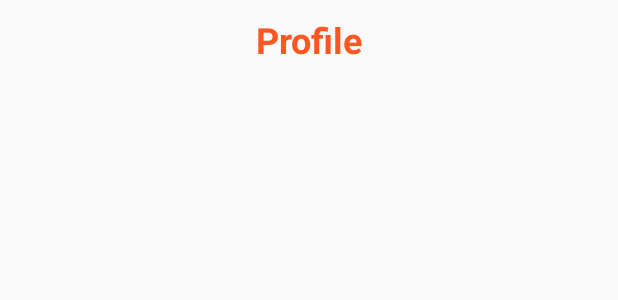
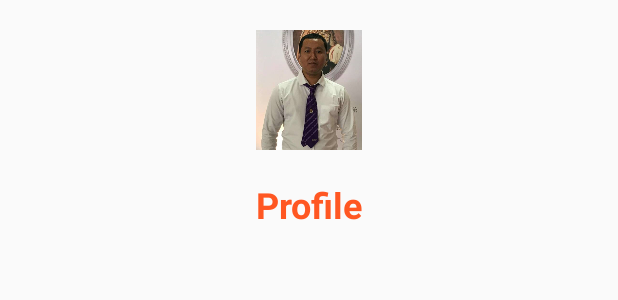
Before and after one commit to klod9288/NewLive, an Android app: the layout activity_profile.xml on its own in the app's theme, with its tools: preview values and no code run, on a phone screen of 412 x 824 dp. Shown: the top 300 px of the screen. Run offline under Robolectric (Android 15) with nearby library versions, the phone set to English and light mode, and no system bars.

Commit message:
Srongklod Bangtamruat Update NewLive Connection 17/11/21.

```diff
--- a/app/src/main/res/layout/activity_profile.xml
+++ b/app/src/main/res/layout/activity_profile.xml
@@ -1,19 +1,41 @@
 <?xml version="1.0" encoding="utf-8"?>
-<LinearLayout
-    xmlns:android="http://schemas.android.com/apk/res/android"
-    android:orientation="vertical"
+<LinearLayout xmlns:android="http://schemas.android.com/apk/res/android"
     android:layout_width="match_parent"
-    android:layout_height="match_parent">
+    android:layout_height="match_parent"
+    android:orientation="vertical">
 
-    <TextView
-        android:textSize="@dimen/h1"
-        android:textStyle="bold"
-        android:text="Profile"
-        android:layout_margin="10dp"
-        android:gravity="center"
-        android:textColor="#FF5722"
+    <ScrollView
         android:layout_width="match_parent"
-        android:layout_height="wrap_content">
-    </TextView>
+        android:layout_height="match_parent">
+
+        <LinearLayout
+            android:layout_width="match_parent"
+            android:layout_height="wrap_content"
+            android:layout_margin="10dp"
+            android:orientation="vertical">
+
+            <ImageView
+                android:layout_width="80dp"
+                android:layout_height="80dp"
+                android:layout_gravity="center"
+                android:layout_margin="10dp"
+                android:src="@drawable/study" />
+
+
+            <TextView
+                android:layout_width="match_parent"
+                android:layout_height="wrap_content"
+                android:layout_margin="10dp"
+                android:gravity="center"
+                android:text="Profile"
+                android:textColor="#FF5722"
+                android:textSize="@dimen/h1"
+                android:textStyle="bold"></TextView>
+
+        </LinearLayout>
+
+
+    </ScrollView>
+
 
 </LinearLayout>
```
Also changed, not shown: app/src/main/res/drawable-mdpi/study.png (added).
